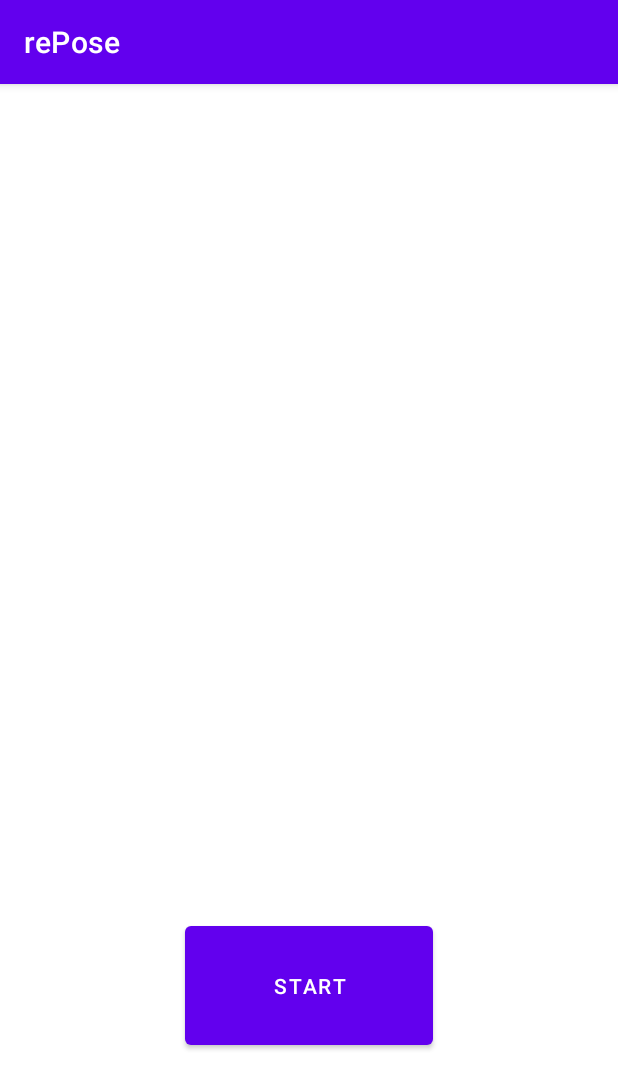
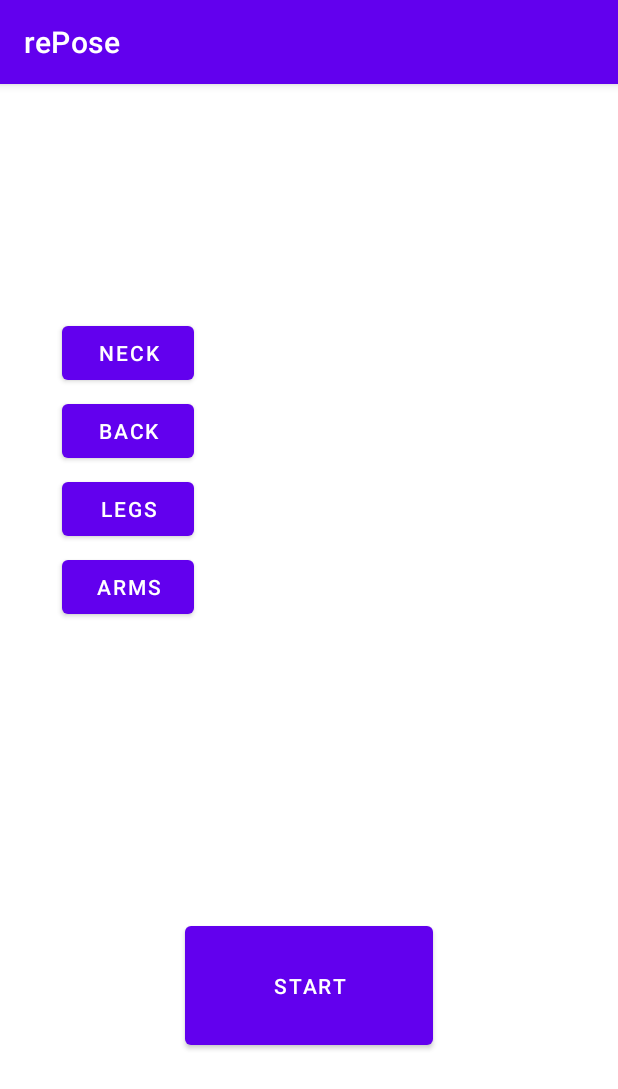
Before and after one commit to 401d11/repose, an Android app: the RoutinesActivity screen opened directly, with no data from a screen before it, on a phone screen of 412 x 824 dp. Shown: the top 1089 px of the screen. Run offline under Robolectric (Android 15) with nearby library versions, the phone set to English and light mode, and no system bars; libraries missing offline, so code that uses them is left out: com.amplifyframework.api, com.amplifyframework.core.

Commit message:
fixed recyclerview error

```diff
--- a/app/src/main/java/com/jrdevsolutions/repose/adapters/RoutinesRecyclerViewAdapter.java
+++ b/app/src/main/java/com/jrdevsolutions/repose/adapters/RoutinesRecyclerViewAdapter.java
@@ -6,10 +6,13 @@ import android.view.ViewGroup;
 import android.widget.Button;
 import androidx.annotation.NonNull;
 import androidx.appcompat.app.AppCompatActivity;
+import androidx.recyclerview.widget.LinearLayoutManager;
 import androidx.recyclerview.widget.RecyclerView;
 
+import com.amplifyframework.datastore.generated.model.Stretch;
 import com.jrdevsolutions.repose.R;
 
+import java.util.ArrayList;
 import java.util.List;
 
 public class RoutinesRecyclerViewAdapter extends RecyclerView.Adapter<RoutinesRecyclerViewAdapter.RoutinesViewHolder> {
@@ -33,13 +36,21 @@ public class RoutinesRecyclerViewAdapter extends RecyclerView.Adapter<RoutinesRe
     public void onBindViewHolder(@NonNull RoutinesRecyclerViewAdapter.RoutinesViewHolder holder, int position) {
         String routineName = routines.get(position);
         View routineNameFragment = holder.itemView;
-        Button currentRoutineFragmentButton =   routineNameFragment.findViewById(R.id.currentRoutineFragmentButton);
+        Button currentRoutineFragmentButton = routineNameFragment.findViewById(R.id.currentRoutineFragmentButton);
         currentRoutineFragmentButton.setText(routineName);
+
+        holder.itemView.setOnClickListener(view -> {
+
+        });
+    }
+
+    public static List<Stretch> getStretches() {
+        return null;
     }
 
     @Override
     public int getItemCount() {
-        return 0;
+        return routines.size();
     }
 
 
--- a/app/src/main/java/com/jrdevsolutions/repose/adapters/StretchRecyclerViewAdapter.java
+++ b/app/src/main/java/com/jrdevsolutions/repose/adapters/StretchRecyclerViewAdapter.java
@@ -38,7 +38,7 @@ public class StretchRecyclerViewAdapter extends RecyclerView.Adapter<StretchRecy
     public void onBindViewHolder(@NonNull StretchViewHolder holder, int position) {
         Stretch stretch = stretchList.get(position);
         View stretchFragment = holder.itemView;
-        TextView currentStretchFragmentTextView =   stretchFragment.findViewById(R.id.currentStretchFragmentTextView);
+        TextView currentStretchFragmentTextView = stretchFragment.findViewById(R.id.currentStretchFragmentTextView);
         String stretchString = stretch.getName();
         currentStretchFragmentTextView.setText(stretchString);
     }
--- a/app/src/main/res/layout/activity_main.xml
+++ b/app/src/main/res/layout/activity_main.xml
@@ -58,7 +58,9 @@
         android:layout_width="wrap_content"
         android:layout_height="wrap_content"
         android:text="Button"
-        tools:layout_editor_absoluteX="161dp"
-        tools:layout_editor_absoluteY="620dp" />
+        app:layout_constraintBottom_toBottomOf="parent"
+        app:layout_constraintEnd_toEndOf="parent"
+        app:layout_constraintStart_toStartOf="parent"
+        app:layout_constraintTop_toBottomOf="@+id/homeLogoutButton" />
 
 </androidx.constraintlayout.widget.ConstraintLayout>
```
Also changed, not shown: app/src/main/java/com/jrdevsolutions/repose/activities/RoutinesActivity.java (+15 -0 lines).
